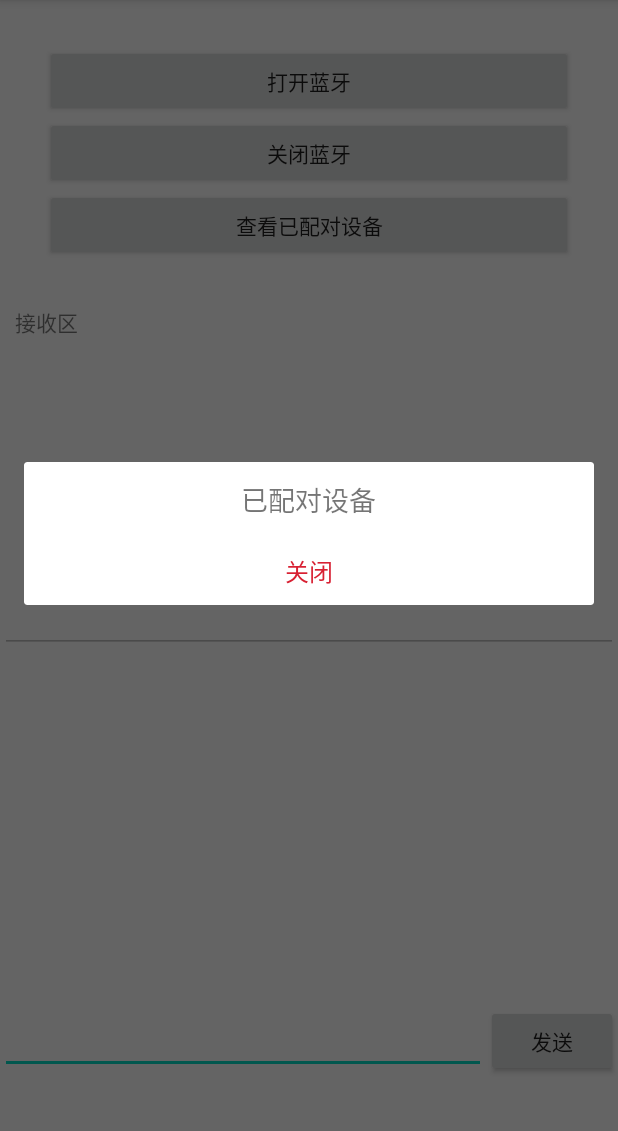
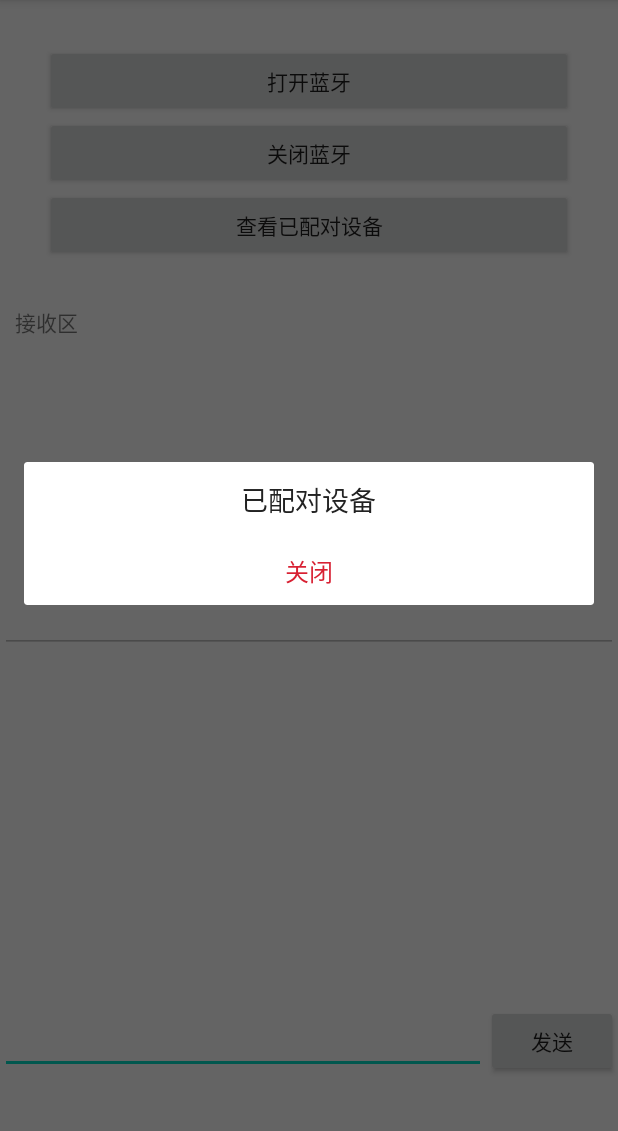
Before and after one commit to DWH168/BluetoothSerialport, an Android app: the screen it shows after launch (MainActivity), after a tap on "查看已配对设备", on a phone screen of 412 x 824 dp, the part 84-1215 px from its top. Run offline under Robolectric (Android 15) with nearby library versions, the phone set to English and light mode, and no system bars.

Commit message:
修改部分BUG

```diff
--- a/btSerialPort/src/main/res/layout/item_bt.xml
+++ b/btSerialPort/src/main/res/layout/item_bt.xml
@@ -14,7 +14,7 @@
             android:layout_height="wrap_content"
             android:text="蓝牙名称"
             android:id="@+id/tv_bt_name"
-            android:textColor="@color/text_01"
+            android:textColor="#111111"
             android:layout_gravity="center"/>
     </LinearLayout>
     <LinearLayout
@@ -25,6 +25,7 @@
             android:layout_width="wrap_content"
             android:layout_height="wrap_content"
             android:layout_gravity="center"
+            android:textColor="#999999"
             android:id="@+id/tv_bt_mac"
             android:textSize="11sp"
             android:text="蓝牙MAC"/>
--- a/btSerialPort/src/main/res/layout/item_bt_dialog.xml
+++ b/btSerialPort/src/main/res/layout/item_bt_dialog.xml
@@ -12,6 +12,7 @@
             android:layout_width="wrap_content"
             android:layout_height="wrap_content"
             android:textSize="18sp"
+            android:textColor="#222222"
             android:text="已配对设备"/>
     </LinearLayout>
     <LinearLayout
@@ -33,6 +34,6 @@
             android:text="关闭"
             android:textSize="16sp"
             android:id="@+id/tv_close"
-            android:textColor="@color/setbtn"/>
+            android:textColor="#d82032"/>
     </LinearLayout>
 </LinearLayout>
```
